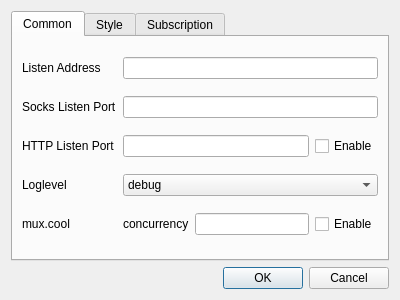
The window that ui/dialog_basic_settings.ui (snow19941028/nekoray) describes before a commit, drawn with Qt 5.
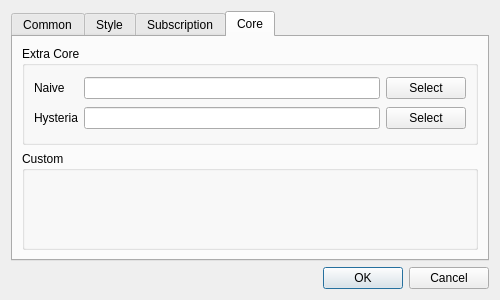
The same window after the commit. The open tabs and pages were chosen to show the change. Custom widgets are drawn as their Qt base class.

Commit message: external & naive

Patch:
```diff
--- a/ui/dialog_basic_settings.ui
+++ b/ui/dialog_basic_settings.ui
@@ -6,7 +6,7 @@
    <rect>
     <x>0</x>
     <y>0</y>
-    <width>400</width>
+    <width>500</width>
     <height>300</height>
    </rect>
   </property>
@@ -20,16 +20,6 @@
    <string>Basic Settings</string>
   </property>
   <layout class="QGridLayout" name="gridLayout">
-   <item row="7" column="3">
-    <widget class="QDialogButtonBox" name="buttonBox">
-     <property name="orientation">
-      <enum>Qt::Horizontal</enum>
-     </property>
-     <property name="standardButtons">
-      <set>QDialogButtonBox::Cancel|QDialogButtonBox::Ok</set>
-     </property>
-    </widget>
-   </item>
    <item row="2" column="3">
     <widget class="QTabWidget" name="tabWidget">
      <property name="currentIndex">
@@ -238,14 +228,96 @@
         </widget>
        </item>
        <item row="0" column="1">
-        <widget class="QLineEdit" name="user_agent"/>
+        <widget class="MyLineEdit" name="user_agent"/>
        </item>
       </layout>
      </widget>
+     <widget class="QWidget" name="tab_3">
+      <attribute name="title">
+       <string>Core</string>
+      </attribute>
+      <layout class="QVBoxLayout" name="verticalLayout">
+       <item>
+        <widget class="QGroupBox" name="groupBox">
+         <property name="title">
+          <string>Extra Core</string>
+         </property>
+         <layout class="QGridLayout" name="gridLayout_4">
+          <item row="1" column="0">
+           <widget class="QLabel" name="label_10">
+            <property name="text">
+             <string notr="true">Hysteria</string>
+            </property>
+           </widget>
+          </item>
+          <item row="0" column="0">
+           <widget class="QLabel" name="label_9">
+            <property name="text">
+             <string notr="true">Naive</string>
+            </property>
+           </widget>
+          </item>
+          <item row="0" column="1">
+           <layout class="QHBoxLayout" name="horizontalLayout">
+            <item>
+             <widget class="MyLineEdit" name="core_naive"/>
+            </item>
+            <item>
+             <widget class="QPushButton" name="core_naive_pick">
+              <property name="text">
+               <string>Select</string>
+              </property>
+             </widget>
+            </item>
+           </layout>
+          </item>
+          <item row="1" column="1">
+           <layout class="QHBoxLayout" name="horizontalLayout_5">
+            <item>
+             <widget class="MyLineEdit" name="core_hysteria"/>
+            </item>
+            <item>
+             <widget class="QPushButton" name="core_hysteria_pick">
+              <property name="text">
+               <string>Select</string>
+              </property>
+             </widget>
+            </item>
+           </layout>
+          </item>
+         </layout>
+        </widget>
+       </item>
+       <item>
+        <widget class="QGroupBox" name="groupBox_2">
+         <property name="title">
+          <string>Custom</string>
+         </property>
+        </widget>
+       </item>
+      </layout>
+     </widget>
+    </widget>
+   </item>
+   <item row="7" column="3">
+    <widget class="QDialogButtonBox" name="buttonBox">
+     <property name="orientation">
+      <enum>Qt::Horizontal</enum>
+     </property>
+     <property name="standardButtons">
+      <set>QDialogButtonBox::Cancel|QDialogButtonBox::Ok</set>
+     </property>
     </widget>
    </item>
   </layout>
  </widget>
+ <customwidgets>
+  <customwidget>
+   <class>MyLineEdit</class>
+   <extends>QLineEdit</extends>
+   <header>ui/widget/MyLineEdit.h</header>
+  </customwidget>
+ </customwidgets>
  <tabstops>
   <tabstop>tabWidget</tabstop>
   <tabstop>socks_ip</tabstop>
```
The commit also changes 24 other files.
